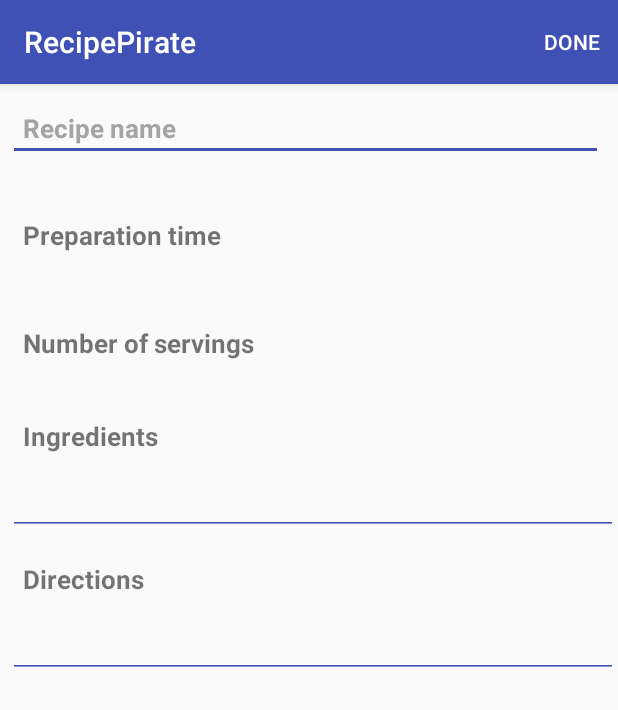
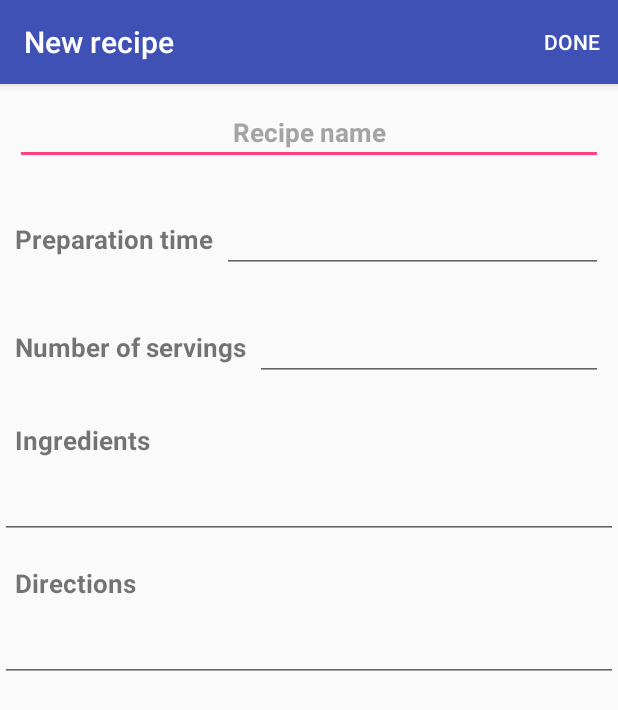
Before and after one commit to fatma-mohamed/RecipeBook, an Android app: the fragment NewRecipeFragment shown on its own in the app's theme, after a tap on "DONE", on a phone screen of 412 x 824 dp. Shown: the top 710 px of the screen. Run offline under Robolectric (Android 15) with nearby library versions, the phone set to English and light mode, and no system bars; 9 statements that could not run were skipped.

```diff
--- a/app/build.gradle
+++ b/app/build.gradle
@@ -42,6 +42,7 @@ dependencies {
     compile 'com.mcxiaoke.volley:library-aar:1.0.0'
     compile 'com.squareup.picasso:picasso:2.5.2'
     compile 'com.jakewharton:butterknife:8.5.1'
+    compile 'com.android.support.constraint:constraint-layout:1.0.0-alpha9'
     testCompile 'junit:junit:4.12'
     annotationProcessor 'com.jakewharton:butterknife-compiler:8.5.1'
 }
--- a/app/src/main/java/com/example/android/recipebook/app/NewRecipeFragment.java
+++ b/app/src/main/java/com/example/android/recipebook/app/NewRecipeFragment.java
@@ -2,9 +2,6 @@ package com.example.android.recipebook.app;
 
 import android.os.Bundle;
 import android.support.v4.app.Fragment;
-import android.support.v4.view.MenuItemCompat;
-import android.support.v7.widget.ShareActionProvider;
-import android.view.KeyEvent;
 import android.view.LayoutInflater;
 import android.view.Menu;
 import android.view.MenuInflater;
@@ -12,8 +9,10 @@ import android.view.MenuItem;
 import android.view.View;
 import android.view.ViewGroup;
 import android.widget.EditText;
+import android.widget.Toast;
 
-import static android.os.Build.VERSION_CODES.M;
+import com.example.android.recipebook.app.data.DatabaseHelper;
+import com.example.android.recipebook.app.data.Recipe;
 
 /**
  * Created by Fatma on 08-Jan-17.
@@ -21,16 +20,21 @@ import static android.os.Build.VERSION_CODES.M;
 
 public class NewRecipeFragment extends Fragment {
     private static final String LOG_TAG = NewRecipeFragment.class.getSimpleName();
+    private View rootView;
+    private DatabaseHelper db;
+
 
     public NewRecipeFragment()
     {
+        db = new DatabaseHelper(getContext());
         setHasOptionsMenu(true);
     }
 
     @Override
     public View onCreateView(LayoutInflater inflater, ViewGroup container,
                              Bundle savedInstanceState) {
-        View rootView = inflater.inflate(R.layout.fragment_new_recipe, container, false);
+        rootView = inflater.inflate(R.layout.fragment_new_recipe, container, false);
+        getActivity().setTitle("New recipe");
         return rootView;
     }
 
@@ -41,7 +45,24 @@ public class NewRecipeFragment extends Fragment {
         menuItem.setOnMenuItemClickListener(new MenuItem.OnMenuItemClickListener() {
             @Override
             public boolean onMenuItemClick(MenuItem item) {
-                //TODO action Done ..add new recipe
+                EditText recipeName = (EditText)rootView.findViewById(R.id.recipe_name),
+                        preparationTime = (EditText)rootView.findViewById(R.id.time),
+                        numberOfServings = (EditText)rootView.findViewById(R.id.numServings),
+                        ingredients = (EditText)rootView.findViewById(R.id.ingredients),
+                        directions = (EditText)rootView.findViewById(R.id.directions);
+                Recipe recipe = new Recipe(
+                        null,
+                        recipeName.getText().toString(),
+                        Double.parseDouble(preparationTime.getText().toString()),
+                        Integer.parseInt(numberOfServings.getText().toString()),
+                        ingredients.getText().toString(),
+                        directions.getText().toString()
+                );
+                if(db.addOwnRecipe(recipe))
+                    Toast.makeText(getContext(),"Recipe saved successfully!",Toast.LENGTH_LONG).show();
+                else
+                    Toast.makeText(getContext(),"Something went wrong!",Toast.LENGTH_LONG).show();
+
                 return false;
             }
         });
--- a/app/src/main/java/com/example/android/recipebook/app/RecipesFragment.java
+++ b/app/src/main/java/com/example/android/recipebook/app/RecipesFragment.java
@@ -96,7 +96,6 @@ public class RecipesFragment extends Fragment implements SearchView.OnQueryTextL
         mAdapter = new MyRecipesAdapter(getActivity(),temp);
         list.setAdapter(mAdapter);
         getRecipesRequest(Contract.URL_SORT + "t");
-
         return view;
     }
 
--- a/app/src/main/res/layout/fragment_new_recipe.xml
+++ b/app/src/main/res/layout/fragment_new_recipe.xml
@@ -2,12 +2,13 @@
 <ScrollView xmlns:android="http://schemas.android.com/apk/res/android"
     android:layout_width="match_parent"
     android:layout_height="fill_parent"
+    android:id="@+id/fragment_new_recipe"
     xmlns:tools="http://schemas.android.com/tools"
     tools:context="com.example.android.recipebook.app.MainActivity">
 
-    <GridLayout
+    <LinearLayout
         android:layout_width="match_parent"
-        android:layout_height="match_parent"
+        android:layout_height="wrap_content"
         android:gravity="center_vertical"
         android:orientation="vertical">
 
@@ -18,11 +19,10 @@
             android:padding="10dp"
             android:layout_margin="10dp"
             android:layout_marginTop="7dp"
-            android:layout_marginLeft="5dp"
             android:hint="Recipe name"
+            android:textAlignment="center"
             android:textColorHint="@color/coloHint"
-            android:textColor="@color/coloInput"
-            android:backgroundTint="@color/colorPrimary"
+            android:textColor="@color/secondaryTextColor"
             android:textSize="@dimen/text_input"
             android:textStyle="bold"/>
 
@@ -32,7 +32,6 @@
             android:orientation="horizontal"
             android:gravity="center_vertical"
             android:padding="10dp"
-            android:layout_marginLeft="5dp"
             android:layout_marginTop="7dp">
 
             <TextView
@@ -51,8 +50,7 @@
                 android:inputType="time"
                 android:textColor="@color/coloInput"
                 android:textSize="@dimen/text_input"
-                android:textAlignment="center"
-                android:backgroundTint="@android:color/transparent"/>
+                android:textAlignment="center"/>
 
         </LinearLayout>
 
@@ -62,7 +60,6 @@
             android:orientation="horizontal"
             android:gravity="center_vertical"
             android:padding="10dp"
-            android:layout_marginLeft="5dp"
             android:layout_marginTop="7dp">
 
             <TextView
@@ -81,7 +78,6 @@
                 android:textColor="@color/coloInput"
                 android:textSize="@dimen/text_input"
                 android:textAlignment="center"
-                android:backgroundTint="@android:color/transparent"
                 android:inputType="number"/>
 
         </LinearLayout>
@@ -96,7 +92,6 @@
             android:textColorHint="@color/coloHint"
             android:padding="10dp"
             android:layout_marginTop="7dp"
-            android:layout_marginLeft="5dp"
             android:textSize="@dimen/text_label"
             android:textStyle="bold"/>
 
@@ -105,12 +100,11 @@
             android:layout_width="match_parent"
             android:layout_height="wrap_content"
             android:padding="10dp"
-            android:layout_marginLeft="5dp"
-            android:inputType="textMultiLine"
+            android:paddingBottom="@dimen/list_item_padding_vertical"
+            android:inputType="textCapSentences|textAutoCorrect|textMultiLine"
             android:textColor="@color/coloInput"
             android:ems="10"
-            android:textSize="@dimen/text_input"
-            android:backgroundTint="@color/colorPrimary"/>
+            android:textSize="@dimen/text_input"/>
 
         <TextView
             android:id="@+id/label_directions"
@@ -118,9 +112,9 @@
             android:layout_width="match_parent"
             android:layout_height="wrap_content"
             android:textColorHint="@color/coloHint"
+            android:paddingTop="@dimen/list_item_padding_vertical"
             android:padding="10dp"
             android:layout_marginTop="7dp"
-            android:layout_marginLeft="5dp"
             android:textSize="@dimen/text_label"
             android:textStyle="bold"/>
 
@@ -129,15 +123,14 @@
             android:layout_width="match_parent"
             android:layout_height="wrap_content"
             android:padding="10dp"
-            android:layout_marginLeft="5dp"
-            android:inputType="textMultiLine"
+            android:singleLine="true"
+            android:inputType="textCapSentences|textAutoCorrect|textMultiLine"
             android:textColor="@color/coloInput"
             android:ems="10"
-            android:textSize="@dimen/text_input"
-            android:backgroundTint="@color/colorPrimary"/>
+            android:textSize="@dimen/text_input"/>
 
 
 
-    </GridLayout>
+    </LinearLayout>
 
 </ScrollView>
--- a/app/src/main/res/values/dimens.xml
+++ b/app/src/main/res/values/dimens.xml
@@ -2,6 +2,7 @@
 <resources>
     <dimen name="text_margin">16dp</dimen>
     <dimen name="text_input">17dp</dimen>
+    <dimen name="text_input_large">19dp</dimen>
     <dimen name="text_label">17dp</dimen>
     <dimen name="text_title">20dp</dimen>
     <!-- Default screen margins, per the Android Design guidelines. -->
--- a/app/src/main/res/values/strings.xml
+++ b/app/src/main/res/values/strings.xml
@@ -20,5 +20,6 @@
 
     <!-- TODO: Remove or change this placeholder text -->
     <string name="hello_blank_fragment">Hello blank fragment</string>
+    <string name="title_activity_new_recipe">NewRecipeActivity</string>
 
 </resources>
--- a/app/src/main/res/values/styles.xml
+++ b/app/src/main/res/values/styles.xml
@@ -14,9 +14,10 @@
     </style>
 
     <style name="AppTheme.AppBarOverlay" parent="ThemeOverlay.AppCompat.Dark.ActionBar" />
+
     <style name="AppTheme.PopupOverlay" parent="ThemeOverlay.AppCompat.Light" />
 
-    <style name="Cyan_Lime." parent="Theme.AppCompat.Light.NoActionBar" >
+    <style name="Cyan_Lime." parent="Theme.AppCompat.Light.NoActionBar">
         <item name="colorPrimary">@color/defaultPrimaryColor</item>
         <item name="colorPrimaryDark">@color/darkPrimaryColor</item>
         <item name="colorAccent">@color/accentColor</item>
@@ -25,5 +26,4 @@
     </style>
 
 
-
 </resources>
--- a/build.gradle
+++ b/build.gradle
@@ -5,7 +5,7 @@ buildscript {
         jcenter()
     }
     dependencies {
-        classpath 'com.android.tools.build:gradle:2.3.0'
+        classpath 'com.android.tools.build:gradle:2.3.2'
 
         // NOTE: Do not place your application dependencies here; they belong
         // in the individual module build.gradle files
```
Also changed, not shown: app/src/main/AndroidManifest.xml (+22 -15 lines), app/src/main/java/com/example/android/recipebook/app/MainActivity.java (+7 -3 lines), app/src/main/java/com/example/android/recipebook/app/MyRecipesAdapter.java (+4 -15 lines), app/src/main/java/com/example/android/recipebook/app/NewRecipeActivity.java (added, +19 -0 lines), app/src/main/java/com/example/android/recipebook/app/data/Contract.java (+8 -4 lines), app/src/main/java/com/example/android/recipebook/app/data/DatabaseHelper.java (+173 -94 lines), app/src/main/java/com/example/android/recipebook/app/data/Provider.java (+6 -8 lines), app/src/main/java/com/example/android/recipebook/app/data/Recipe.java (+28 -5 lines), app/src/main/res/layout/activity_new_recipe.xml (added, +14 -0 lines), 2 other files.
